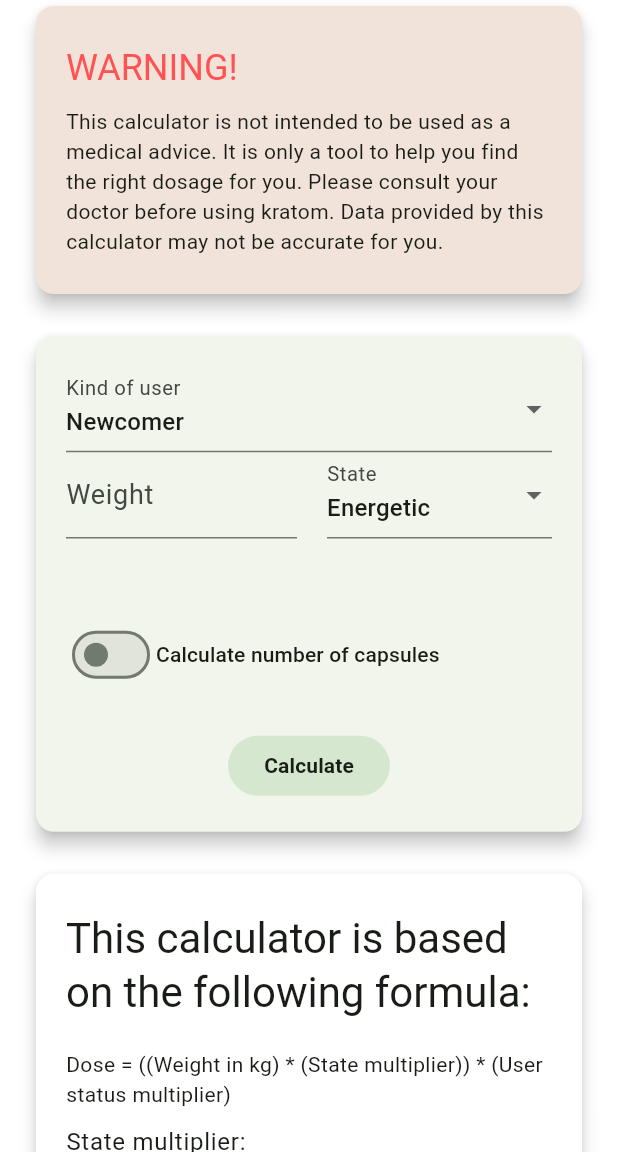
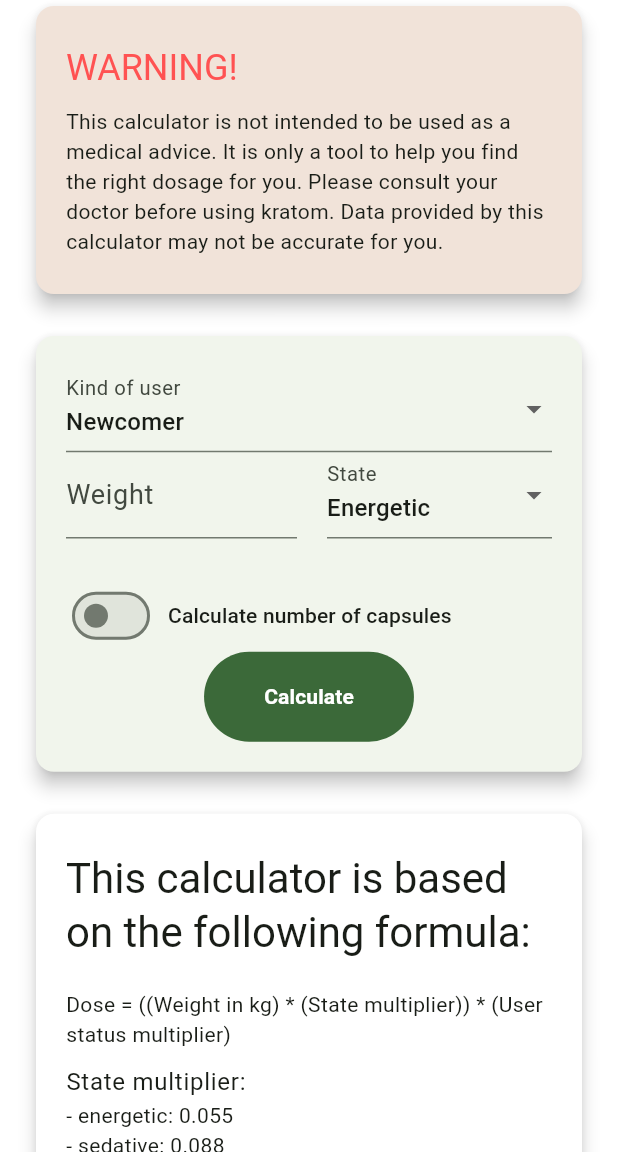
Before and after one commit to CreevekCZ/kratom_dosage_calculator, a Flutter app: the screen it shows after launch, on a phone screen of 412 x 824 dp, the part 84-1236 px from its top. Run offline on Flutter 3.47's test engine with Material 2 defaults, Android fonts, the phone set to English and light mode, and no system bars; our stand-ins replace go_router, hive_flutter, hooks_riverpod, riverpod_annotation; missing offline and left inert: api_com, palestine_console; accounts and stored records are empty; generated files the repository leaves out were written again.

Commit message:
fix: Fixed overflow of capsule weigh input

```diff
--- a/lib/features/home/widgets/dosage_calc_card.dart
+++ b/lib/features/home/widgets/dosage_calc_card.dart
@@ -123,10 +123,7 @@ class _DosageCalcCardState extends ConsumerState<DosageCalcCard> {
                     ),
                   ],
                 ),
-                SizedBox(
-                  height: 100,
-                  child: Row(
-                    mainAxisAlignment: MainAxisAlignment.center,
+                Row(
                   children: [
                     Switch(
                       value: shouldCalculateNumberOfCapsules,
@@ -136,15 +133,16 @@ class _DosageCalcCardState extends ConsumerState<DosageCalcCard> {
                         });
                       },
                     ),
+                    const SizedBox(width: 8),
                     Text(
                       'Calculate number of capsules',
                       style: Theme.of(context).textTheme.labelLarge,
                     ),
-                      const Spacer(),
+                  ],
+                ),
                 AnimatedVisibility(
                   visible: shouldCalculateNumberOfCapsules,
                   child: SizedBox(
-                          width: 200,
                     height: 100,
                     child: TextFormField(
                       decoration: const InputDecoration(
@@ -170,22 +168,24 @@ class _DosageCalcCardState extends ConsumerState<DosageCalcCard> {
 
                         capsulesWeight = double.parse(value);
                       },
-                            onFieldSubmitted: (_) =>
-                                calculateDosage(context, ref),
+                      onFieldSubmitted: (_) => calculateDosage(context, ref),
                     ),
                   ),
-                      )
-                    ],
+                ),
+                FilledButton(
+                  style: ElevatedButton.styleFrom(
+                    padding: const EdgeInsets.symmetric(
+                      horizontal: 40,
+                      vertical: 20,
                     ),
                   ),
-                FilledButton.tonal(
                   onPressed: () => calculateDosage(context, ref),
                   child: Text(
                     'Calculate',
-                    style: Theme.of(context)
-                        .textTheme
-                        .labelLarge!
-                        .copyWith(fontWeight: FontWeight.bold),
+                    style: Theme.of(context).textTheme.labelLarge!.copyWith(
+                          fontWeight: FontWeight.bold,
+                          color: Colors.white,
+                        ),
                   ),
                 ),
               ],
```
Also changed, not shown: 5 other files. Lines whose indentation alone changed are shown as unchanged.
